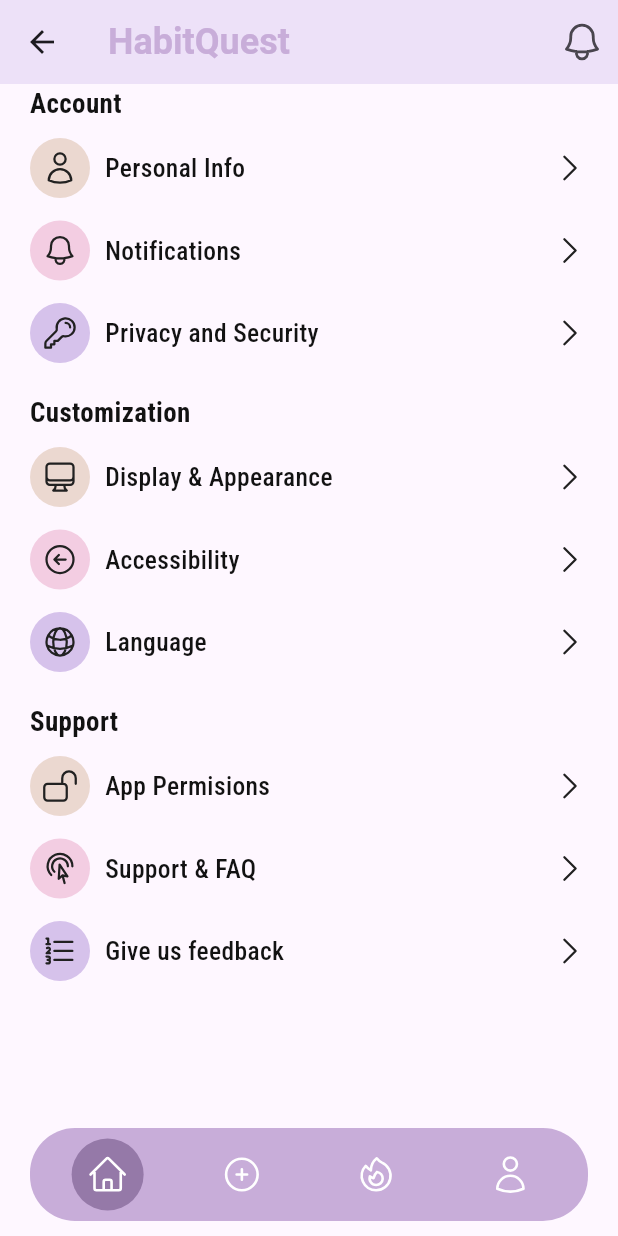
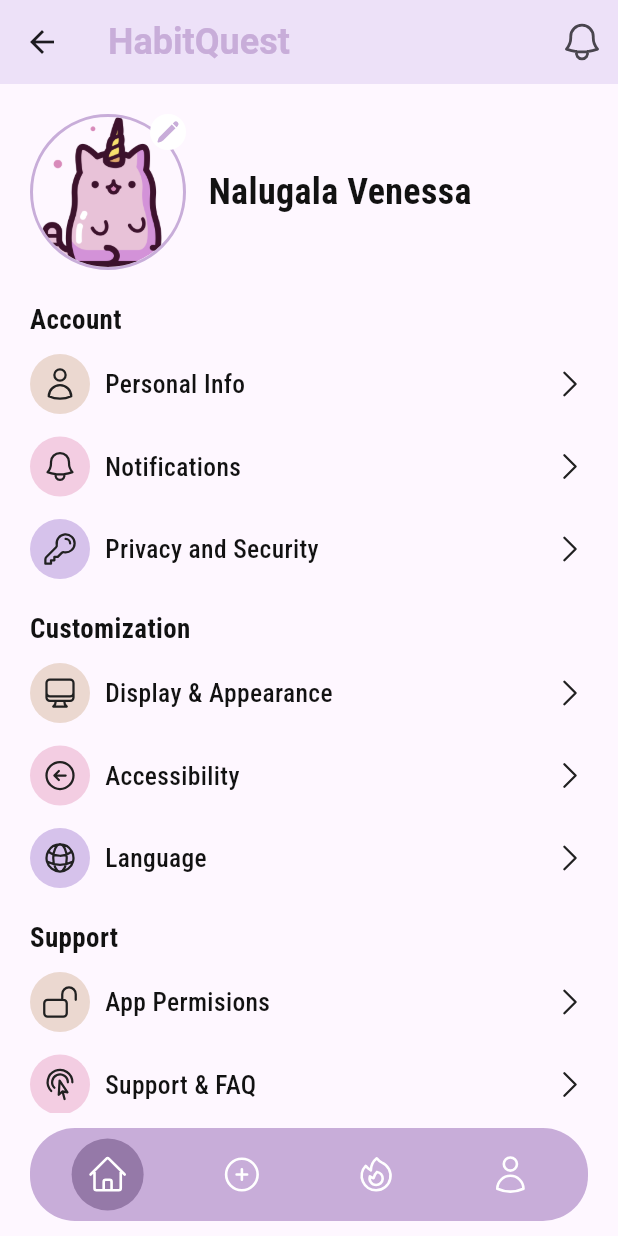
Before and after one commit to nalugala-vc/HabitQuest, a Flutter app: the screen it shows after launch, item 4 of the bottom bar chosen, on a phone screen of 412 x 824 dp. Run offline on Flutter 3.47's test engine with Material 3 defaults, Android fonts, the light colour scheme and no system bars; our stand-ins replace easy_date_timeline, firebase_core, flutter_otp_text_field, flutter_svg, get, google_fonts and 2 more; accounts and stored records are empty.

Commit message:
Profile image widget

```diff
--- a/solutech/lib/profile/mobile/profile_page.dart
+++ b/solutech/lib/profile/mobile/profile_page.dart
@@ -2,6 +2,7 @@ import 'package:flutter/material.dart';
 import 'package:solutech/common/constants.dart';
 import 'package:solutech/common/widgets/app_bar.dart';
 import 'package:solutech/common/widgets/bottom_nav_bar.dart';
+import 'package:solutech/profile/widgets/profile_image_widget.dart';
 import 'package:solutech/profile/widgets/profile_widgets.dart';
 import 'package:solutech/utils/fonts/roboto_condensed.dart';
 import 'package:solutech/utils/spacers.dart';
@@ -24,6 +25,12 @@ class _ProfilePageMobileState extends State<ProfilePageMobile> {
           child: Column(
             crossAxisAlignment: CrossAxisAlignment.start,
             children: [
+              spaceH20,
+              const ProfileImageWidget(
+                imageUrl: 'assets/icons/logo.png',
+                userName: 'Nalugala Venessa',
+              ),
+              spaceH20,
               RobotoCondensed(
                 text: 'Account',
                 fontSize: 18,
--- /dev/null
+++ b/solutech/lib/profile/widgets/profile_image_widget.dart
@@ -0,0 +1,96 @@
+import 'dart:io';
+
+import 'package:flutter/material.dart';
+import 'package:heroicons/heroicons.dart';
+import 'package:image_picker/image_picker.dart';
+import 'package:solutech/utils/app_colors.dart';
+import 'package:solutech/utils/fonts/roboto_condensed.dart';
+import 'package:solutech/utils/spacers.dart';
+
+class ProfileImageWidget extends StatefulWidget {
+  final String userName;
+  final String imageUrl;
+
+  const ProfileImageWidget({
+    super.key,
+    required this.userName,
+    required this.imageUrl,
+  });
+
+  @override
+  State<ProfileImageWidget> createState() => _ProfileImageWidgetState();
+}
+
+class _ProfileImageWidgetState extends State<ProfileImageWidget> {
+  late String currentImageUrl;
+
+  File? image;
+
+  @override
+  void initState() {
+    super.initState();
+    currentImageUrl = widget.imageUrl; // Initialize with the provided image URL
+  }
+
+  Future<void> _pickImageFromGallery() async {
+    final pickedFile =
+        await ImagePicker().pickImage(source: ImageSource.gallery);
+
+    setState(() {
+      image = File(pickedFile!.path);
+    });
+  }
+
+  @override
+  Widget build(BuildContext context) {
+    return Row(
+      children: [
+        GestureDetector(
+          onTap: _pickImageFromGallery,
+          child: Stack(
+            children: [
+              Container(
+                  decoration: BoxDecoration(
+                    shape: BoxShape.circle,
+                    border: Border.all(
+                      color: AppColors.purple500,
+                      width: 2.0,
+                    ),
+                  ),
+                  child: image == null
+                      ? CircleAvatar(
+                          radius: 50,
+                          backgroundImage: AssetImage(currentImageUrl),
+                          backgroundColor: Colors.transparent,
+                        )
+                      : CircleAvatar(
+                          radius: 50,
+                          backgroundImage: FileImage(image!),
+                          backgroundColor: Colors.transparent,
+                        )),
+              const Positioned(
+                right: 0,
+                top: 0,
+                child: CircleAvatar(
+                  radius: 12,
+                  backgroundColor: Colors.white,
+                  child: HeroIcon(
+                    HeroIcons.pencil,
+                    color: AppColors.purple500,
+                    style: HeroIconStyle.solid,
+                    size: 16,
+                  ),
+                ),
+              ),
+            ],
+          ),
+        ),
+        spaceW15,
+        RobotoCondensed(
+          text: widget.userName,
+          fontSize: 24,
+        ),
+      ],
+    );
+  }
+}
--- a/solutech/pubspec.yaml
+++ b/solutech/pubspec.yaml
@@ -45,6 +45,7 @@ dependencies:
   firebase_auth: ^5.3.1
   firebase_storage: ^12.3.4
   easy_date_timeline: ^1.1.3
+  image_picker: ^1.1.2
 
 dev_dependencies:
   flutter_test:
```
Also changed, not shown: solutech/lib/main.dart (+0 -15 lines), solutech/assets/images/bell.png (added), solutech/pubspec.lock, 6 other files.
